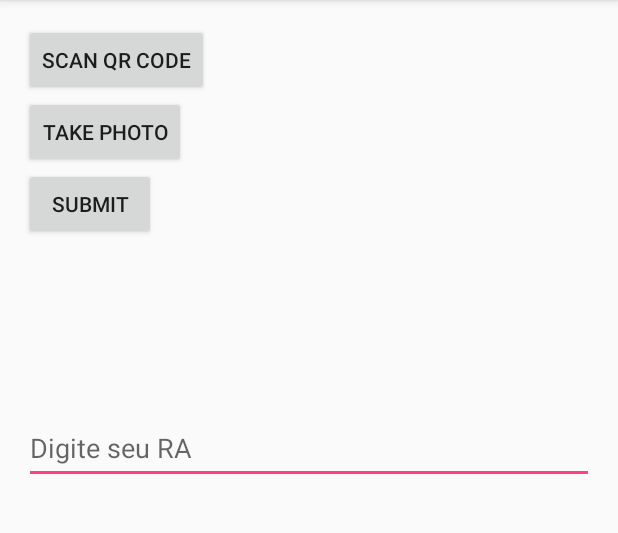
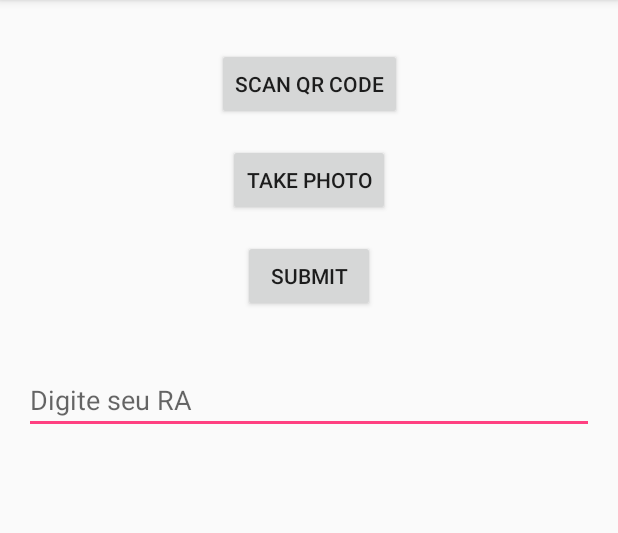
Before and after one commit to Kaikyc10/projQRCode, an Android app: the screen it shows after launch (MainActivity), on a phone screen of 412 x 824 dp, the part 84-617 px from its top. Run offline under Robolectric (Android 15) with nearby library versions, the phone set to English and light mode, and no system bars.

Commit message:
PROJETO ATUALIZADO 08/06

```diff
--- a/app/build.gradle
+++ b/app/build.gradle
@@ -51,6 +51,8 @@ dependencies {
     implementation 'com.google.android.gms:play-services-location:20.0.0'
     implementation 'com.google.android.gms:play-services-maps:17.0.0'
     implementation 'androidx.constraintlayout:constraintlayout:2.1.0'
+    implementation 'com.squareup.retrofit2:retrofit:2.9.0'
+    implementation 'com.squareup.retrofit2:converter-gson:2.9.0'
 
 
 
--- /dev/null
+++ b/app/src/main/java/com/example/projqrcode/ApiClient.kt
@@ -0,0 +1,26 @@
+package com.example.projqrcode
+
+import com.google.gson.GsonBuilder
+import retrofit2.Retrofit
+import retrofit2.converter.gson.GsonConverterFactory
+
+
+object ApiClient {
+
+    private val BASE_URL = "https://restful-chiquetocaio.b4a.run/"
+    private var mRetrofit: Retrofit? = null
+
+    val client: Retrofit
+        get() {
+            if (mRetrofit == null){
+
+
+                mRetrofit = Retrofit.Builder()
+                    .baseUrl(BASE_URL)
+                    .addConverterFactory(GsonConverterFactory.create())
+                    .build()
+            }
+            return this.mRetrofit!!
+        }
+
+}
--- /dev/null
+++ b/app/src/main/java/com/example/projqrcode/ApiService.kt
@@ -0,0 +1,10 @@
+package com.example.projqrcode
+
+import retrofit2.Call
+import retrofit2.http.GET
+import retrofit2.http.Query
+
+interface ApiService {
+    @GET("/DS/getDados.php?")
+    fun fetchDados(@Query("ra") tags: String): Call<ArrayList<EstruturaApi>>
+}
--- /dev/null
+++ b/app/src/main/java/com/example/projqrcode/EstruturaApi.kt
@@ -0,0 +1,12 @@
+package com.example.projqrcode
+
+class EstruturaApi {
+
+    var id: Int? = null
+    var ra: String? = null
+    var data: String? = null
+    var lat: String? = null
+    var log: String? = null
+    var img: String? = null
+
+}
--- a/app/src/main/res/layout/activity_main.xml
+++ b/app/src/main/res/layout/activity_main.xml
@@ -1,69 +1,79 @@
-<RelativeLayout xmlns:android="http://schemas.android.com/apk/res/android"
+<?xml version="1.0" encoding="utf-8"?>
+<androidx.constraintlayout.widget.ConstraintLayout xmlns:android="http://schemas.android.com/apk/res/android"
     xmlns:app="http://schemas.android.com/apk/res-auto"
     xmlns:tools="http://schemas.android.com/tools"
     android:layout_width="match_parent"
     android:layout_height="match_parent"
-    android:paddingLeft="16dp"
-    android:paddingTop="16dp"
-    android:paddingRight="16dp"
-    android:paddingBottom="16dp"
+    android:padding="16dp"
     tools:context=".MainActivity">
 
     <Button
         android:id="@+id/scanQrCodeButton"
         android:layout_width="wrap_content"
         android:layout_height="wrap_content"
-        android:text="Scan QR Code" />
+        android:text="Scan QR Code"
+        app:layout_constraintTop_toTopOf="parent"
+        app:layout_constraintStart_toStartOf="parent"
+        app:layout_constraintEnd_toEndOf="parent"
+        android:layout_marginTop="16dp"
+        />
 
     <Button
         android:id="@+id/takePhotoButton"
         android:layout_width="wrap_content"
         android:layout_height="wrap_content"
-        android:layout_below="@id/scanQrCodeButton"
-        android:text="Take Photo" />
+        android:text="Take Photo"
+        app:layout_constraintTop_toBottomOf="@id/scanQrCodeButton"
+        app:layout_constraintStart_toStartOf="parent"
+        app:layout_constraintEnd_toEndOf="parent"
+        android:layout_marginTop="16dp"
+        />
 
     <Button
         android:id="@+id/submitButton"
         android:layout_width="wrap_content"
         android:layout_height="wrap_content"
-        android:layout_below="@id/takePhotoButton"
-        android:text="Submit" />
+        android:text="Submit"
+        app:layout_constraintTop_toBottomOf="@id/takePhotoButton"
+        app:layout_constraintStart_toStartOf="parent"
+        app:layout_constraintEnd_toEndOf="parent"
+        android:layout_marginTop="16dp"
+        />
 
     <EditText
         android:id="@+id/raEditText"
-        android:layout_width="match_parent"
+        android:layout_width="0dp"
         android:layout_height="wrap_content"
-        android:layout_alignParentBottom="true"
-        android:layout_marginBottom="429dp"
-        android:height="48dp"
-        android:hint="Digite seu RA" />
+        android:layout_marginTop="36dp"
+        android:hint="Digite seu RA"
+        app:layout_constraintEnd_toEndOf="parent"
+        app:layout_constraintStart_toStartOf="parent"
+        app:layout_constraintTop_toBottomOf="@id/submitButton" />
 
     <ImageView
         android:id="@+id/qrCodeImageView"
         android:layout_width="wrap_content"
         android:layout_height="wrap_content"
-    />
+        app:layout_constraintTop_toTopOf="parent"
+        app:layout_constraintStart_toStartOf="parent"
+        app:layout_constraintEnd_toEndOf="parent"
+        app:layout_constraintBottom_toTopOf="@id/qrCodeTextView"
+        android:layout_marginTop="16dp"
+        android:contentDescription="@string/qr_code_image"
+        />
 
     <TextView
         android:id="@+id/qrCodeTextView"
-        android:layout_width="wrap_content"
+        android:layout_width="0dp"
         android:layout_height="wrap_content"
-        android:layout_alignParentBottom="true"
-        android:layout_marginBottom="512dp"
+        android:layout_marginTop="300dp"
         android:gravity="center"
         android:textColor="@android:color/black"
         android:textSize="16sp"
+        app:layout_constraintEnd_toEndOf="parent"
+        app:layout_constraintHorizontal_bias="0.0"
+        app:layout_constraintStart_toStartOf="parent"
+        app:layout_constraintTop_toBottomOf="@id/qrCodeImageView"
         tools:text="QR Code Message Placeholder" />
 
-    <ImageView
-        android:id="@+id/imageView"
-        android:layout_width="wrap_content"
-        android:layout_height="wrap_content"
-        android:layout_alignEnd="@+id/qrCodeTextView"
-        android:layout_alignParentBottom="true"
-        android:layout_marginEnd="-29dp"
-        android:layout_marginBottom="194dp"
-        tools:srcCompat="@tools:sample/avatars" />
-
-
-</RelativeLayout>
+</androidx.constraintlayout.widget.ConstraintLayout>
```
Also changed, not shown: app/src/main/java/com/example/projqrcode/MainActivity.kt (+9 -0 lines).
